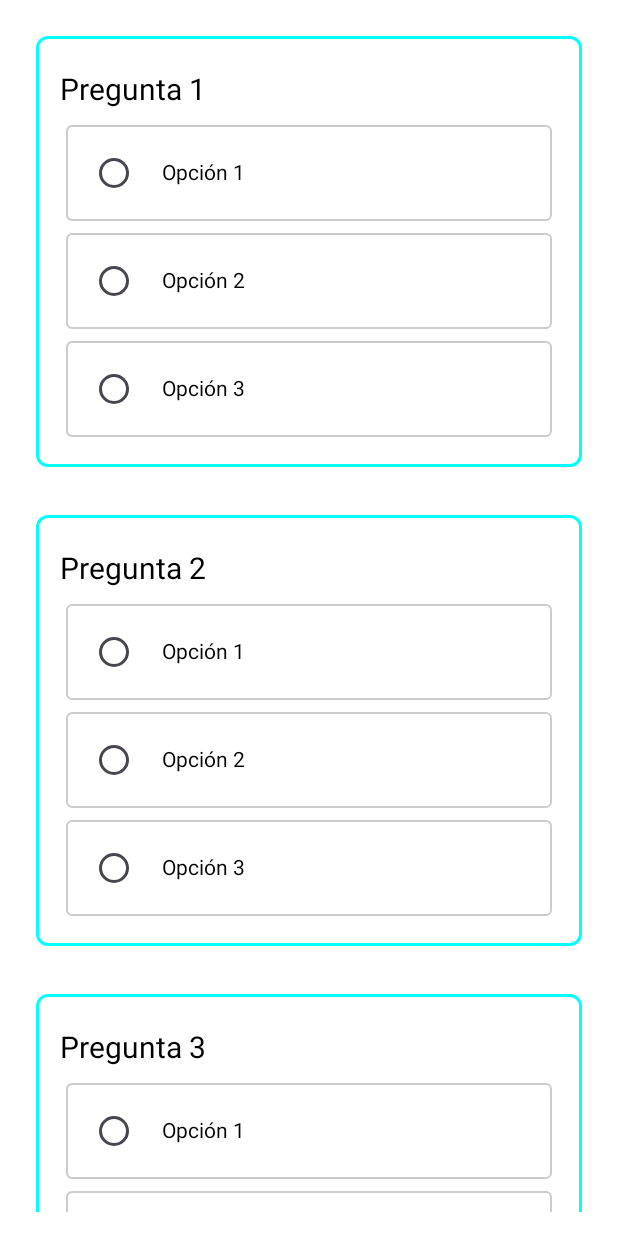
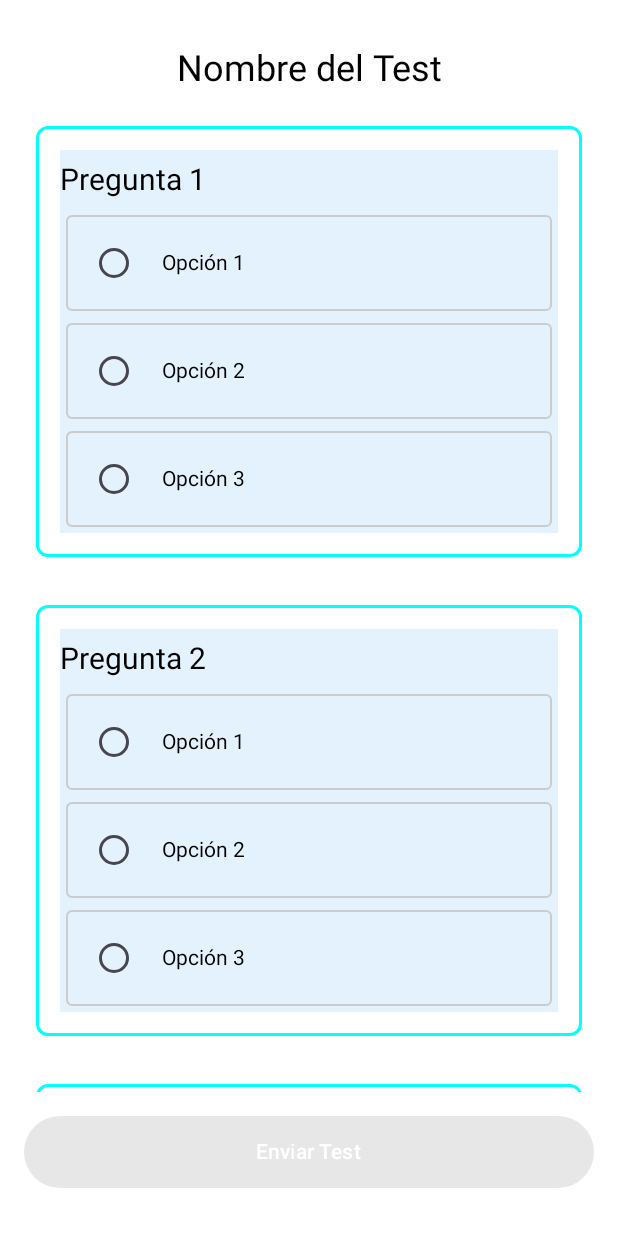
Before and after one commit to bbluloops/SisvitaAS_G3, an Android app built with Jetpack Compose: the @Preview function PreviewPreguntasCuestionario, on a phone screen of 412 x 824 dp. Run offline under Robolectric (Android 15) with nearby library versions, the phone set to English and light mode, and no system bars.

Commit message:
AvanceCuestionario

```diff
--- a/app/src/main/java/com/example/proyectosisvitag3/ui/theme/login/iu/LoginScreen.kt
+++ b/app/src/main/java/com/example/proyectosisvitag3/ui/theme/login/iu/LoginScreen.kt
@@ -32,6 +32,7 @@ import androidx.compose.ui.unit.sp
 import androidx.compose.runtime.*
 import androidx.compose.runtime.getValue
 import androidx.compose.runtime.livedata.observeAsState
+import androidx.compose.ui.text.input.PasswordVisualTransformation
 import com.example.proyectosisvitag3.ui.theme.login.iu.formulario.PreguntasCuestionario
 import kotlinx.coroutines.launch
 
@@ -129,6 +130,7 @@ fun PasswordField(password: String, onTextFieldChanged: (String) -> Unit) {
         placeholder = { Text(text = "Contraseña") },
         modifier = Modifier.fillMaxWidth(),
         keyboardOptions = KeyboardOptions(keyboardType = KeyboardType.Password),
+        visualTransformation = PasswordVisualTransformation(), //Contraseña en *****
         singleLine = true,
         maxLines = 1,
         colors = TextFieldDefaults.textFieldColors(
--- a/app/src/main/java/com/example/proyectosisvitag3/ui/theme/login/iu/formulario/Cuestionario.kt
+++ b/app/src/main/java/com/example/proyectosisvitag3/ui/theme/login/iu/formulario/Cuestionario.kt
@@ -1,5 +1,6 @@
 package com.example.proyectosisvitag3.ui.theme.login.iu.formulario
 
+import androidx.compose.foundation.background
 import androidx.compose.foundation.border
 import androidx.compose.foundation.layout.*
 import androidx.compose.foundation.lazy.LazyColumn
@@ -14,28 +15,45 @@ import androidx.compose.ui.text.TextStyle
 import androidx.compose.ui.unit.dp
 import androidx.compose.ui.unit.sp
 import androidx.compose.ui.tooling.preview.Preview
-
+import com.example.proyectosisvitag3.MainActivity
 
 @Composable
 fun PreguntasCuestionario(CantPreguntas: Int, CantRespuestas: Int) {
     val preguntas = remember { List(CantPreguntas) { index -> "Pregunta ${index + 1}" } }
     val respuestas = remember { List(CantRespuestas) { index -> "Opción ${index + 1}" } }
+    val respuestasSeleccionadas = remember { mutableStateMapOf<Int, String?>().apply {
+        preguntas.forEachIndexed { index, _ -> put(index, null) }
+    } }
+
+    Column(
+        modifier = Modifier
+            .padding(16.dp)
+            .fillMaxSize(),
+        horizontalAlignment = Alignment.CenterHorizontally
+    ) {
+        Text(
+            text = "Nombre del Test",
+            style = TextStyle(fontSize = 24.sp, color = Color.Black),
+            modifier = Modifier.padding(vertical = 16.dp)
+        )
 
         LazyColumn(
             modifier = Modifier
-            .padding(16.dp)
-            .fillMaxSize(),
+                .weight(1f)
+                .fillMaxWidth(),
             verticalArrangement = Arrangement.Top,
             horizontalAlignment = Alignment.CenterHorizontally
         ) {
-        items(preguntas) { question ->
-            var selectedAnswer by remember { mutableStateOf<String?>(null) }
+            items(preguntas.size) { index ->
+                val question = preguntas[index]
+                val selectedAnswer = respuestasSeleccionadas[index]
                 Box(
                     modifier = Modifier
                         .fillMaxWidth()
                         .padding(8.dp)
                         .border(2.dp, Color.Cyan, RoundedCornerShape(8.dp))
                         .padding(16.dp)
+                        .background(Color(0xFFE3F2FD)) // Color de fondo
                 ) {
                     Column {
                         Text(
@@ -47,12 +65,31 @@ fun PreguntasCuestionario(CantPreguntas: Int, CantRespuestas: Int) {
                             RespuestasCuestionario(
                                 answerText = answer,
                                 selectedAnswer = selectedAnswer,
-                            onSelected = { selectedAnswer = it }
+                                onSelected = { respuestasSeleccionadas[index] = it }
                             )
                         }
                     }
                 }
                 Spacer(modifier = Modifier.height(16.dp))
+            }
+        }
+
+        val allQuestionsAnswered = respuestasSeleccionadas.values.none { it == null }
+
+        Button(
+            onClick = { },
+            enabled = allQuestionsAnswered,
+            modifier = Modifier
+                .fillMaxWidth()
+                .padding(vertical = 16.dp)
+                .height(48.dp),
+            colors = ButtonDefaults.buttonColors(
+                containerColor = if (allQuestionsAnswered) Color(0xFFFF4303) else Color(0xFFF78058),
+                contentColor = Color.White,
+                disabledContentColor = Color.White
+            )
+        ) {
+            Text(text = "Enviar Test")
         }
     }
 }
```
Lines whose indentation alone changed are shown as unchanged.
